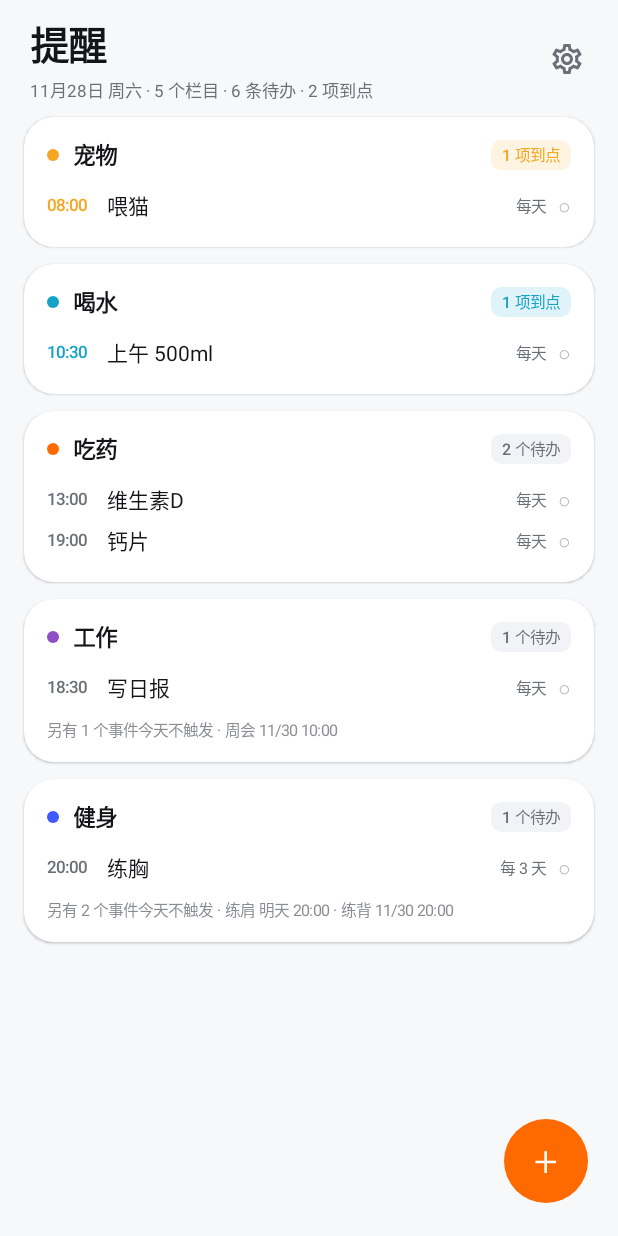
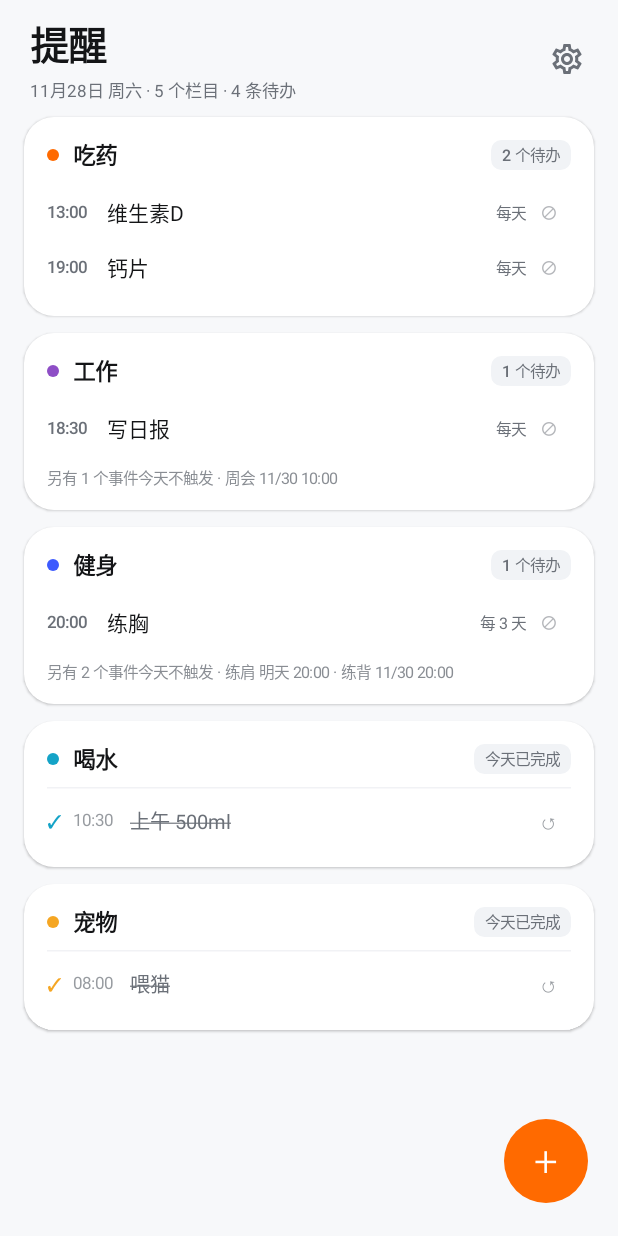
Before and after one commit to LanFeng97/remind-widget, an Android app built with Jetpack Compose: the composable AppRoot shown on its own in the app's theme, on a phone screen of 412 x 824 dp. Run offline under Robolectric (Android 15) with nearby library versions, the phone set to English and light mode, and no system bars; our stand-ins replace Room's generated code; network calls fail.

Commit message:
﻿feat: v1.3.1 App 首页交互与小组件对齐
- 点事件不再"划线 620ms 后消失"，改为原地变成已处理行（灰色+删除线+可撤销）
- 待办行右侧加 ⊘ 忽略触点；整行点击=完成
- 已处理行沉在卡片底部（细分隔线隔开），右侧 ↺ 撤销
- 完成显示彩色对勾+删除线，忽略显示灰色⊘且不划线
- 待办展示上限 3 → 5 条

```diff
--- a/app/build.gradle.kts
+++ b/app/build.gradle.kts
@@ -13,8 +13,8 @@ android {
         applicationId = "com.remind.widget"
         minSdk = 26          // Android 8.0：RemoteViews 集合视图 + java.time 原生可用
         targetSdk = 35
-        versionCode = 10
-        versionName = "1.3.0"
+        versionCode = 11
+        versionName = "1.3.1"
         resourceConfigurations += listOf("zh", "en")
 
         // 更新检查读取的 GitHub 仓库（发布脚本会用同一对值）
--- a/app/src/main/java/com/remind/widget/ui/AppRoot.kt
+++ b/app/src/main/java/com/remind/widget/ui/AppRoot.kt
@@ -80,7 +80,9 @@ fun AppRoot(initialGroupId: Long = -1L) {
                     onCreated()
                 }
             },
-            onComplete = vm::complete
+            onComplete = vm::complete,
+            onIgnore = vm::ignore,
+            onUndo = vm::undo
         )
 
         is Screen.Edit -> {
--- a/app/src/main/java/com/remind/widget/ui/AppViewModel.kt
+++ b/app/src/main/java/com/remind/widget/ui/AppViewModel.kt
@@ -54,6 +54,11 @@ class AppViewModel(app: Application) : AndroidViewModel(app) {
 
     // ---------- 完成 ----------
     fun complete(eventId: Long) = viewModelScope.launch { repo.completeEvent(eventId) }
+
+    /** 忽略：今天这一次跳过，不算做过 */
+    fun ignore(eventId: Long) = viewModelScope.launch {
+        repo.completeEvent(eventId, ignored = true)
+    }
 
     fun undo(recordId: Long) = viewModelScope.launch { repo.undoComplete(recordId) }
 
--- a/app/src/main/java/com/remind/widget/ui/HomeScreen.kt
+++ b/app/src/main/java/com/remind/widget/ui/HomeScreen.kt
@@ -19,10 +19,12 @@ import androidx.compose.foundation.layout.width
 import androidx.compose.foundation.lazy.LazyColumn
 import androidx.compose.foundation.lazy.items
 import androidx.compose.foundation.shape.CircleShape
+import androidx.compose.foundation.shape.RoundedCornerShape
 import androidx.compose.foundation.text.BasicTextField
 import androidx.compose.material.icons.Icons
 import androidx.compose.material.icons.outlined.Settings
 import androidx.compose.material3.AlertDialog
+import androidx.compose.material3.HorizontalDivider
 import androidx.compose.material3.Icon
 import androidx.compose.material3.IconButton
 import androidx.compose.material3.MaterialTheme
@@ -66,7 +68,9 @@ fun HomeScreen(
     onOpenGroup: (Long) -> Unit,
     onOpenSettings: () -> Unit,
     onCreateGroup: (String, Long, () -> Unit) -> Unit,
-    onComplete: (Long) -> Unit
+    onComplete: (Long) -> Unit,
+    onIgnore: (Long) -> Unit,
+    onUndo: (Long) -> Unit
 ) {
     val now = rememberNow()
     val blocks = remember(groups, events, doneToday, now) {
@@ -146,9 +150,12 @@ fun HomeScreen(
                             modifier = Modifier.animateItem(),
                             block = block,
                             allEvents = events.filter { it.groupId == block.group.id },
+                            doneToday = doneToday.filter { it.groupId == block.group.id },
                             now = now,
                             onClick = { onOpenGroup(block.group.id) },
-                            onComplete = onComplete
+                            onComplete = onComplete,
+                            onIgnore = onIgnore,
+                            onUndo = onUndo
                         )
                     }
                 }
@@ -187,14 +194,18 @@ private fun GroupCard(
     modifier: Modifier = Modifier,
     block: DayPlan.Block,
     allEvents: List<Event>,
+    doneToday: List<DoneRecord>,
     now: LocalDateTime,
     onClick: () -> Unit,
-    onComplete: (Long) -> Unit
+    onComplete: (Long) -> Unit,
+    onIgnore: (Long) -> Unit,
+    onUndo: (Long) -> Unit
 ) {
     val group = block.group
     val color = Color(group.color)
     val due = block.dueCount > 0
     val idleCount = allEvents.count { Schedule.triggerOn(it, now.toLocalDate()) == null }
+    val handled = doneToday.sortedBy { it.dueKey }
 
     CardSurface(
         modifier = modifier.clickable(onClick = onClick)
@@ -214,38 +225,46 @@ private fun GroupCard(
                 Pill(
                     when {
                         block.pending.isNotEmpty() -> "${block.pending.size} 个待办"
-                        block.allDone -> "今天已完成"
+                        handled.isNotEmpty() -> "今天已完成"
                         else -> "今天无安排"
                     }
                 )
             }
         }
 
+        // 待办：点整行=完成，点右侧 ⊘=忽略
         if (block.pending.isNotEmpty()) {
             Spacer(Modifier.height(9.dp))
-            block.pending.take(3).forEach { ev ->
+            block.pending.take(5).forEach { ev ->
                 EventLine(
                     event = ev,
                     now = now,
                     dotColor = color,
-                    onComplete = { onComplete(ev.id) }
+                    onComplete = { onComplete(ev.id) },
+                    onIgnore = { onIgnore(ev.id) }
                 )
             }
-            if (block.pending.size > 3) {
+            if (block.pending.size > 5) {
                 Spacer(Modifier.height(5.dp))
                 Text(
-                    "还有 ${block.pending.size - 3} 个事件",
+                    "还有 ${block.pending.size - 5} 个事件",
                     fontSize = 11.sp,
                     color = MaterialTheme.colorScheme.onSurfaceVariant
                 )
             }
-        } else if (block.allDone) {
-            Spacer(Modifier.height(7.dp))
-            Text(
-                "今天已全部完成",
-                fontSize = 12.sp,
-                color = MaterialTheme.colorScheme.onSurfaceVariant
+        }
+
+        // 已处理（完成 / 忽略）沉在卡片底部，灰色 + 删除线 + 撤销
+        if (handled.isNotEmpty()) {
+            Spacer(Modifier.height(8.dp))
+            HorizontalDivider(
+                thickness = 1.dp,
+                color = MaterialTheme.colorScheme.outline.copy(alpha = 0.6f)
             )
+            Spacer(Modifier.height(4.dp))
+            handled.forEach { rec ->
+                HandledLine(record = rec, onUndo = { onUndo(rec.id) })
+            }
         }
 
         if (idleCount > 0) {
@@ -264,29 +283,25 @@ private fun GroupCard(
     }
 }
 
-/** 一行事件：点击 → 划线 620ms → 记账消失（与原型里定下来的节奏一致） */
+/**
+ * 一行待办：点整行 = 完成，点右侧 ⊘ = 忽略。
+ * 不再做"划线 620ms 后消失"——完成后会原地变成下面的 [HandledLine]，看得见、可撤销。
+ */
 @Composable
 private fun EventLine(
     event: Event,
     now: LocalDateTime,
     dotColor: Color,
-    onComplete: () -> Unit
+    onComplete: () -> Unit,
+    onIgnore: () -> Unit
 ) {
-    var ticking by remember(event.id) { mutableStateOf(false) }
     val due = Schedule.isDueNow(event, now)
-
-    if (ticking) {
-        LaunchedEffect(Unit) {
-            delay(620)
-            onComplete()
-        }
-    }
 
     Row(
         Modifier
             .fillMaxWidth()
-            .clip(androidx.compose.foundation.shape.RoundedCornerShape(8.dp))
-            .clickable(enabled = !ticking) { ticking = true }
+            .clip(RoundedCornerShape(8.dp))
+            .clickable(onClick = onComplete)
             .padding(vertical = 3.dp),
         verticalAlignment = Alignment.CenterVertically
     ) {
@@ -300,9 +315,7 @@ private fun EventLine(
         Text(
             event.name.ifBlank { "未命名事件" },
             fontSize = 14.sp,
-            color = if (ticking) MaterialTheme.colorScheme.onSurfaceVariant
-            else MaterialTheme.colorScheme.onSurface,
-            textDecoration = if (ticking) TextDecoration.LineThrough else null,
+            color = MaterialTheme.colorScheme.onSurface,
             modifier = Modifier.weight(1f)
         )
         Text(
@@ -310,13 +323,70 @@ private fun EventLine(
             fontSize = 10.5.sp,
             color = MaterialTheme.colorScheme.onSurfaceVariant
         )
-        Spacer(Modifier.width(8.dp))
+        // ⊘ 忽略：内层 clickable 会吃掉点击，不会误触发整行的"完成"
+        Box(
+            Modifier
+                .size(30.dp)
+                .clip(CircleShape)
+                .clickable(onClick = onIgnore),
+            contentAlignment = Alignment.Center
+        ) {
+            Text(
+                "⊘",
+                fontSize = 13.sp,
+                color = if (due) dotColor
+                else MaterialTheme.colorScheme.onSurfaceVariant.copy(alpha = 0.5f)
+            )
+        }
+    }
+}
+
+/** 一行已处理（完成 / 忽略）：灰色，完成划删除线，右侧 ↺ 可撤销 */
+@Composable
+private fun HandledLine(
+    record: DoneRecord,
+    onUndo: () -> Unit
+) {
+    Row(
+        Modifier
+            .fillMaxWidth()
+            .padding(vertical = 2.dp),
+        verticalAlignment = Alignment.CenterVertically
+    ) {
         Text(
-            if (ticking) "✓" else "○",
-            fontSize = 14.sp,
+            if (record.ignored) "⊘" else "✓",
+            fontSize = 12.sp,
             fontWeight = FontWeight.Medium,
-            color = if (ticking) dotColor else MaterialTheme.colorScheme.onSurfaceVariant.copy(alpha = 0.55f)
+            color = if (record.ignored) MaterialTheme.colorScheme.onSurfaceVariant.copy(alpha = 0.6f)
+            else Color(record.color)
         )
+        Spacer(Modifier.width(7.dp))
+        Text(
+            record.dueKey.substringAfter(' ').take(5),
+            fontSize = 11.sp,
+            color = MaterialTheme.colorScheme.onSurfaceVariant.copy(alpha = 0.7f),
+            modifier = Modifier.width(38.dp)
+        )
+        Text(
+            record.eventName,
+            fontSize = 13.5.sp,
+            color = MaterialTheme.colorScheme.onSurfaceVariant,
+            textDecoration = if (record.ignored) null else TextDecoration.LineThrough,
+            modifier = Modifier.weight(1f)
+        )
+        Box(
+            Modifier
+                .size(30.dp)
+                .clip(CircleShape)
+                .clickable(onClick = onUndo),
+            contentAlignment = Alignment.Center
+        ) {
+            Text(
+                "↺",
+                fontSize = 14.sp,
+                color = MaterialTheme.colorScheme.onSurfaceVariant.copy(alpha = 0.7f)
+            )
+        }
     }
 }
 
```
Also changed, not shown: 1 other file.
